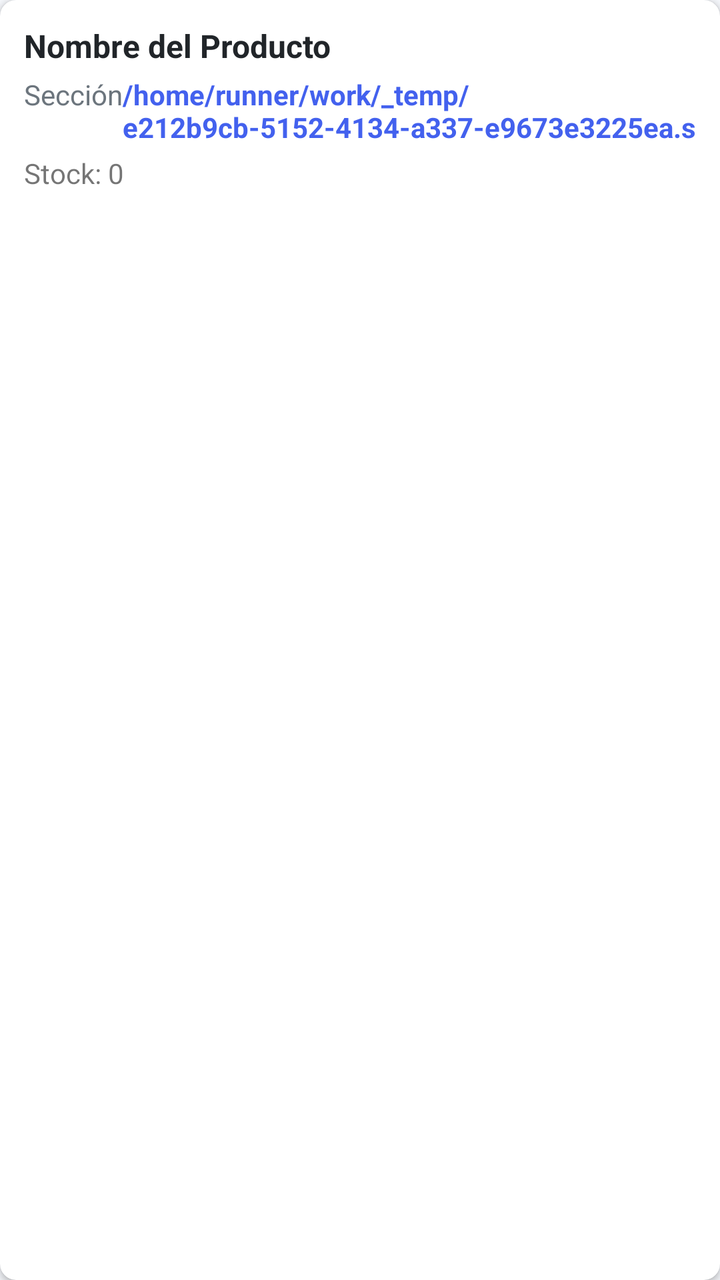
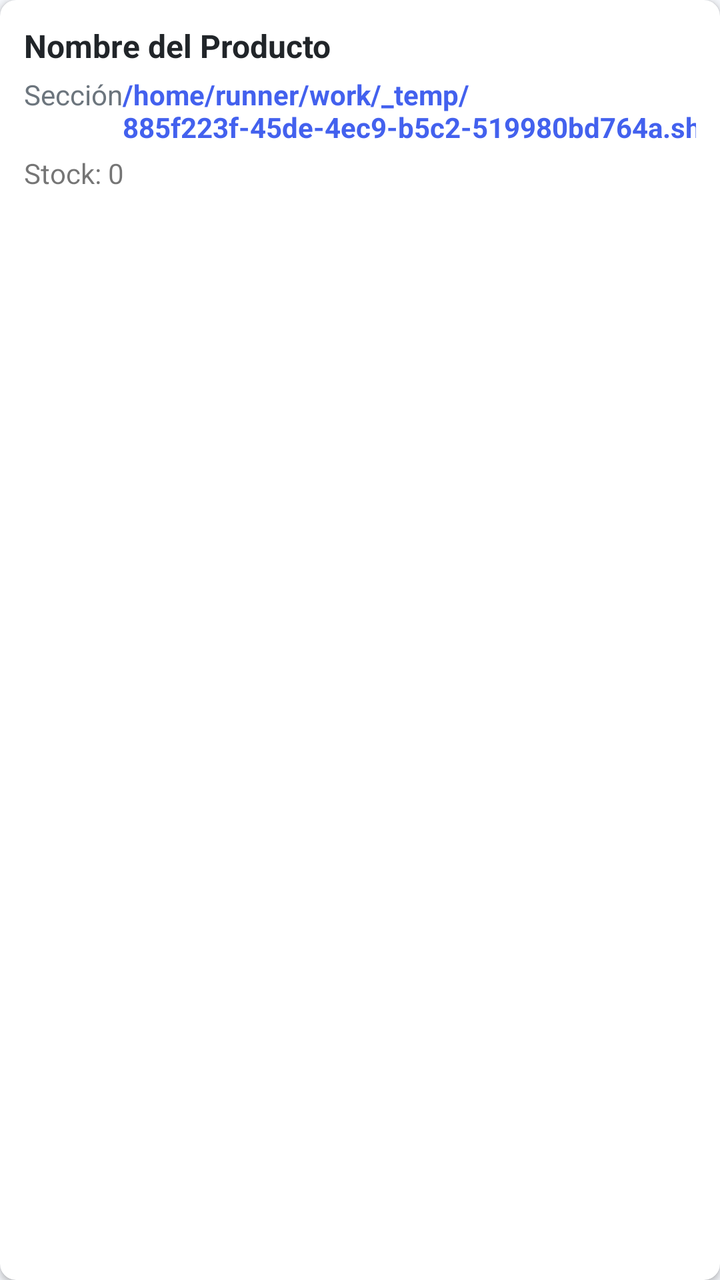

Screens rendered from an Android XML layout before and after an edit, with the pre-edit source and the edit as a unified diff.
<!-- AndroidManifest.xml: application theme Theme.OmniVentas -->
<!-- res/layout/item_producto.xml -->
<?xml version="1.0" encoding="utf-8"?>
<androidx.cardview.widget.CardView xmlns:android="http://schemas.android.com/apk/res/android"
    xmlns:app="http://schemas.android.com/apk/res-auto"
    android:layout_width="match_parent"
    android:layout_height="wrap_content"
    android:layout_marginBottom="8dp"
    app:cardCornerRadius="8dp"
    app:cardElevation="2dp">
    <LinearLayout
        android:layout_width="match_parent"
        android:layout_height="wrap_content"
        android:orientation="vertical"
        android:padding="12dp">
        <TextView
            android:id="@+id/tv_nombre"
            android:layout_width="match_parent"
            android:layout_height="wrap_content"
            android:text="Nombre del Producto"
            android:textSize="16sp"
            android:textStyle="bold"
            android:textColor="@color/dark" />
        <LinearLayout
            android:layout_width="match_parent"
            android:layout_height="wrap_content"
            android:orientation="horizontal"
            android:layout_marginTop="4dp">
            <TextView
                android:id="@+id/tv_seccion"
                android:layout_width="0dp"
                android:layout_height="wrap_content"
                android:layout_weight="1"
                android:text="Sección"
                android:textSize="14sp"
                android:textColor="@color/gray" />
            <TextView
                android:id="@+id/tv_precio"
                android:layout_width="wrap_content"
                android:layout_height="wrap_content"
                android:text="/home/runner/work/_temp/e212b9cb-5152-4134-a337-e9673e3225ea.sh.00"
                android:textSize="14sp"
                android:textColor="@color/primary"
                android:textStyle="bold" />
        </LinearLayout>
        <TextView
            android:id="@+id/tv_stock"
            android:layout_width="wrap_content"
            android:layout_height="wrap_content"
            android:text="Stock: 0"
            android:textSize="14sp"
            android:layout_marginTop="4dp" />
    </LinearLayout>
</androidx.cardview.widget.CardView>
<!-- resources referenced by this layout -->
<resources>
  <color name="dark">#212529</color>
  <color name="gray">#6C757D</color>
  <color name="primary">#4361EE</color>
  <style name="Theme.OmniVentas" parent="Theme.MaterialComponents.DayNight.NoActionBar">
          <item name="colorPrimary">@color/primary</item>
          <item name="colorPrimaryVariant">@color/primary_dark</item>
          <item name="colorOnPrimary">@color/white</item>
          <item name="colorSecondary">@color/secondary</item>
          <item name="colorOnSecondary">@color/white</item>
          <item name="android:statusBarColor">@color/primary</item>
          <item name="android:windowBackground">@color/light_gray</item>
      </style>
  <color name="primary_dark">#3A56D4</color>
  <color name="white">#FFFFFF</color>
  <color name="secondary">#3F37C9</color>
  <color name="light_gray">#F5F7FB</color>
</resources>

<!-- the commit's change to res/layout/item_producto.xml (unified diff, before → after) -->
@@ -36,7 +36,7 @@
                 android:id="@+id/tv_precio"
                 android:layout_width="wrap_content"
                 android:layout_height="wrap_content"
-                android:text="/home/runner/work/_temp/e212b9cb-5152-4134-a337-e9673e3225ea.sh.00"
+                android:text="/home/runner/work/_temp/885f223f-45de-4ec9-b5c2-519980bd764a.sh.00"
                 android:textSize="14sp"
                 android:textColor="@color/primary"
                 android:textStyle="bold" />
